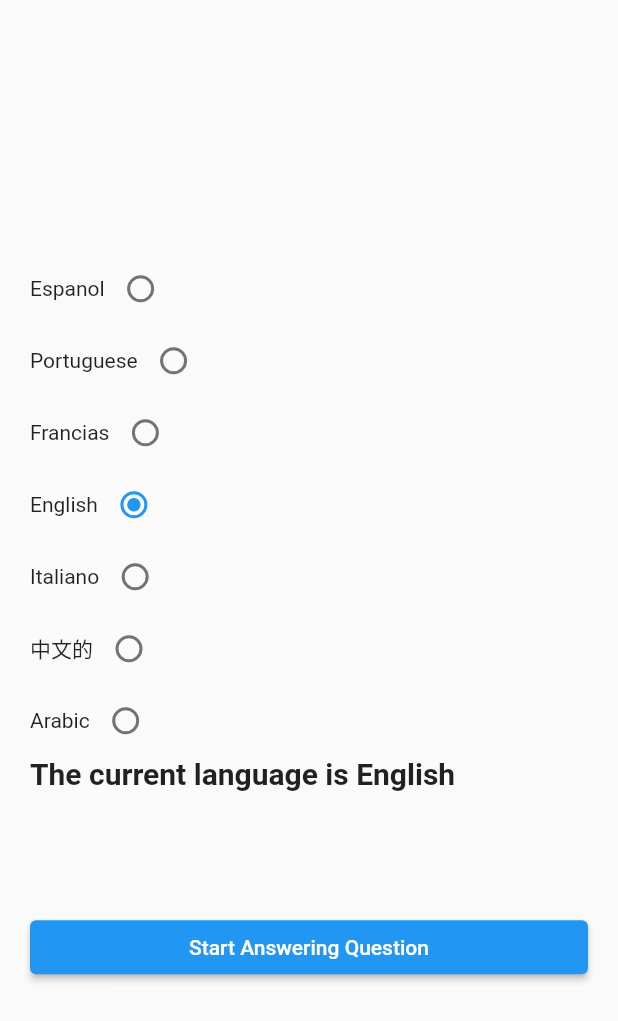
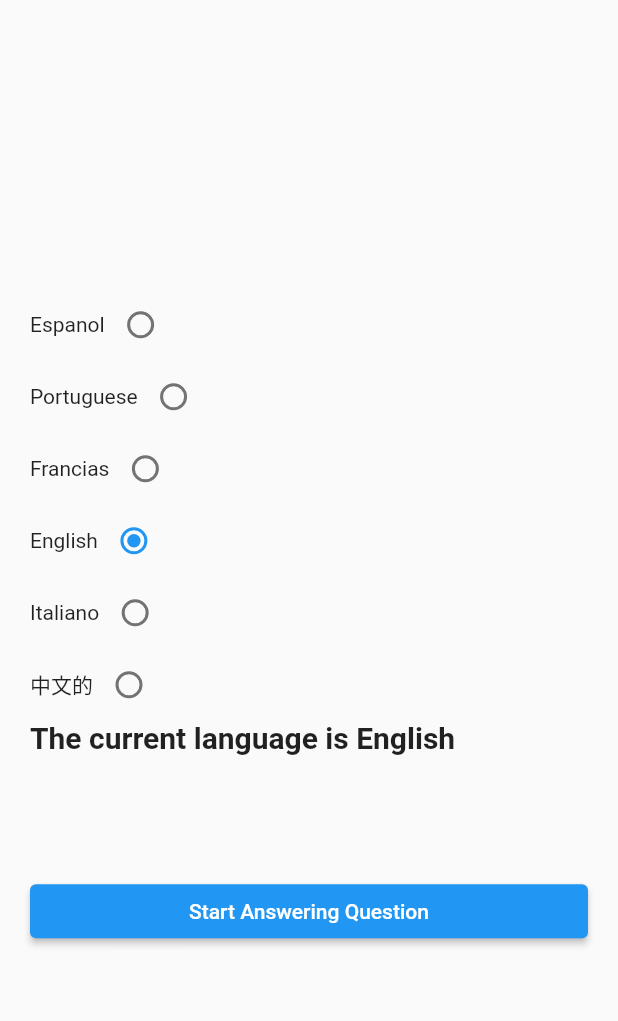
Before and after one commit to abd529/wheel_of_life, a Flutter app: the Onboard screen opened directly, on a phone screen of 412 x 824 dp. Shown: the top 1021 px of the screen. Run offline on Flutter 3.47's test engine with Material 2 defaults, Android fonts, the phone set to English and light mode, and no system bars; our stand-ins replace cloud_firestore, dots_indicator, firebase_auth, firebase_core, google_fonts, google_sign_in and 1 more; accounts and stored records are empty; generated files the repository leaves out were written again.

Commit message:
arabic removed

```diff
--- a/lib/Screens/onboard_screen.dart
+++ b/lib/Screens/onboard_screen.dart
@@ -93,12 +93,6 @@ class _OnboardState extends State<Onboard> {
               Radio(value: "zh", groupValue: lang, onChanged: changeLocale),
             ],
           ),
-          Row(
-            children: [
-              const Text("Arabic"),
-              Radio(value: "ar", groupValue: lang, onChanged: changeLocale),
-            ],
-          ),
           Text("The current language is ${AppLocalizations.of(context)!.language}", style: const TextStyle(fontSize: 20,fontWeight: FontWeight.bold),),
           const SizedBox(height: 80,),
           ElevatedButton(onPressed: (){
--- a/lib/l10n/l10n.dart
+++ b/lib/l10n/l10n.dart
@@ -7,6 +7,6 @@ class L10n{
     const Locale("fr"),
     const Locale("it"),
     const Locale("en"),
-    const Locale("zh"),
+    const Locale("zh")
   ];
 }
--- a/pubspec.yaml
+++ b/pubspec.yaml
@@ -56,6 +56,7 @@ dev_dependencies:
   # package. See that file for information about deactivating specific lint
   # rules and activating additional ones.
   flutter_lints: ^2.0.0
+  youtube_player_flutter: ^8.1.2
 
 # For information on the generic Dart part of this file, see the
 # following page: https://dart.dev/tools/pub/pubspec
```
Also changed, not shown: lib/Authentication/login_screen.dart (+0 -18 lines), lib/Screens/youtube_screen.dart (added), pubspec.lock.
